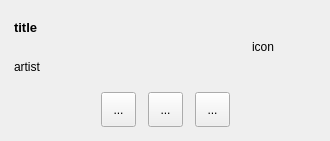
Before: the Qt Designer form MediaFlyout/MediaFlyout.ui in rampageX/QuickSoundSwitcher, drawn with Qt 5.
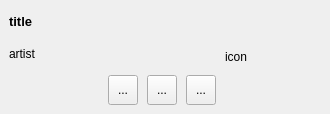
After: the same form once the commit is applied.

What changed in the file:
```diff
--- a/MediaFlyout/MediaFlyout.ui
+++ b/MediaFlyout/MediaFlyout.ui
@@ -7,7 +7,7 @@
     <x>0</x>
     <y>0</y>
     <width>330</width>
-    <height>141</height>
+    <height>114</height>
    </rect>
   </property>
   <property name="windowTitle">
@@ -15,19 +15,19 @@
   </property>
   <layout class="QGridLayout" name="gridLayout">
    <property name="leftMargin">
-    <number>14</number>
+    <number>9</number>
    </property>
    <property name="topMargin">
-    <number>14</number>
+    <number>9</number>
    </property>
    <property name="rightMargin">
-    <number>14</number>
+    <number>9</number>
    </property>
    <property name="bottomMargin">
-    <number>14</number>
+    <number>9</number>
    </property>
    <property name="spacing">
-    <number>12</number>
+    <number>9</number>
    </property>
    <item row="0" column="0" colspan="4">
     <widget class="QLabel" name="title">
@@ -52,72 +52,8 @@
      </property>
     </widget>
    </item>
-   <item row="0" column="4" rowspan="2">
-    <widget class="QLabel" name="icon">
-     <property name="minimumSize">
-      <size>
-       <width>64</width>
-       <height>64</height>
-      </size>
-     </property>
-     <property name="text">
-      <string>icon</string>
-     </property>
-    </widget>
-   </item>
-   <item row="2" column="0" colspan="5">
+   <item row="2" column="0" colspan="4">
     <layout class="QGridLayout" name="gridLayout_2">
-     <item row="0" column="2">
-      <widget class="QToolButton" name="pause">
-       <property name="minimumSize">
-        <size>
-         <width>35</width>
-         <height>35</height>
-        </size>
-       </property>
-       <property name="maximumSize">
-        <size>
-         <width>35</width>
-         <height>35</height>
-        </size>
-       </property>
-       <property name="text">
-        <string>...</string>
-       </property>
-      </widget>
-     </item>
-     <item row="0" column="4">
-      <spacer name="horizontalSpacer_2">
-       <property name="orientation">
-        <enum>Qt::Orientation::Horizontal</enum>
-       </property>
-       <property name="sizeHint" stdset="0">
-        <size>
-         <width>40</width>
-         <height>20</height>
-        </size>
-       </property>
-      </spacer>
-     </item>
-     <item row="0" column="1">
-      <widget class="QToolButton" name="prev">
-       <property name="minimumSize">
-        <size>
-         <width>35</width>
-         <height>35</height>
-        </size>
-       </property>
-       <property name="maximumSize">
-        <size>
-         <width>35</width>
-         <height>35</height>
-        </size>
-       </property>
-       <property name="text">
-        <string>...</string>
-       </property>
-      </widget>
-     </item>
      <item row="0" column="0">
       <spacer name="horizontalSpacer">
        <property name="orientation">
@@ -131,18 +67,56 @@
        </property>
       </spacer>
      </item>
+     <item row="0" column="1">
+      <widget class="QToolButton" name="prev">
+       <property name="minimumSize">
+        <size>
+         <width>30</width>
+         <height>30</height>
+        </size>
+       </property>
+       <property name="maximumSize">
+        <size>
+         <width>30</width>
+         <height>30</height>
+        </size>
+       </property>
+       <property name="text">
+        <string>...</string>
+       </property>
+      </widget>
+     </item>
+     <item row="0" column="2">
+      <widget class="QToolButton" name="pause">
+       <property name="minimumSize">
+        <size>
+         <width>30</width>
+         <height>30</height>
+        </size>
+       </property>
+       <property name="maximumSize">
+        <size>
+         <width>30</width>
+         <height>30</height>
+        </size>
+       </property>
+       <property name="text">
+        <string>...</string>
+       </property>
+      </widget>
+     </item>
      <item row="0" column="3">
       <widget class="QToolButton" name="next">
        <property name="minimumSize">
         <size>
-         <width>35</width>
-         <height>35</height>
+         <width>30</width>
+         <height>30</height>
         </size>
        </property>
        <property name="maximumSize">
         <size>
-         <width>35</width>
-         <height>35</height>
+         <width>30</width>
+         <height>30</height>
         </size>
        </property>
        <property name="text">
@@ -152,6 +126,19 @@
      </item>
     </layout>
    </item>
+   <item row="0" column="4" rowspan="3">
+    <widget class="QLabel" name="icon">
+     <property name="minimumSize">
+      <size>
+       <width>96</width>
+       <height>96</height>
+      </size>
+     </property>
+     <property name="text">
+      <string>icon</string>
+     </property>
+    </widget>
+   </item>
   </layout>
  </widget>
  <resources/>
```
